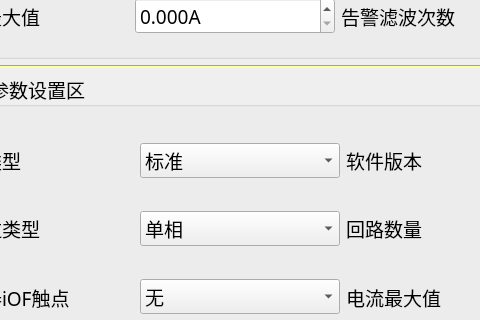
Before: the Qt Designer form ProductEvalTool/qc-busbar/setups/setting.ui in ChinaClever/ProductEvalTool, drawn with Qt 5; both pictures show x 434 to 914 and y 304 to 624 of the 1187 by 809 pixel window.
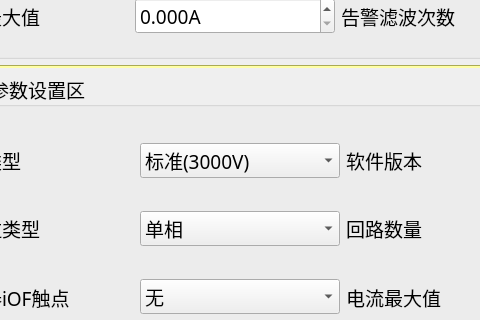
After: the same form once the commit is applied.

The edit to the form file:
```diff
--- a/ProductEvalTool/qc-busbar/setups/setting.ui
+++ b/ProductEvalTool/qc-busbar/setups/setting.ui
@@ -816,7 +816,7 @@
        <widget class="QComboBox" name="itemBox">
         <item>
          <property name="text">
-          <string>标准</string>
+          <string>标准(3000V)</string>
          </property>
         </item>
         <item>
```
Left out of the diff: 2 changed lines with no effect on the pictures.
